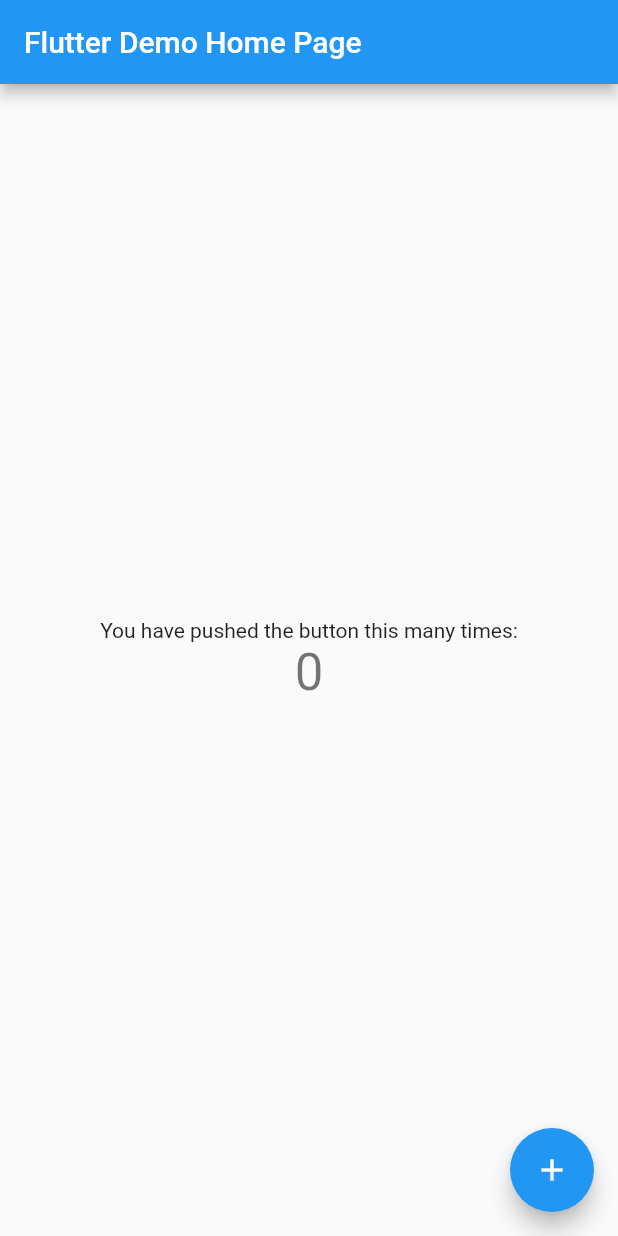
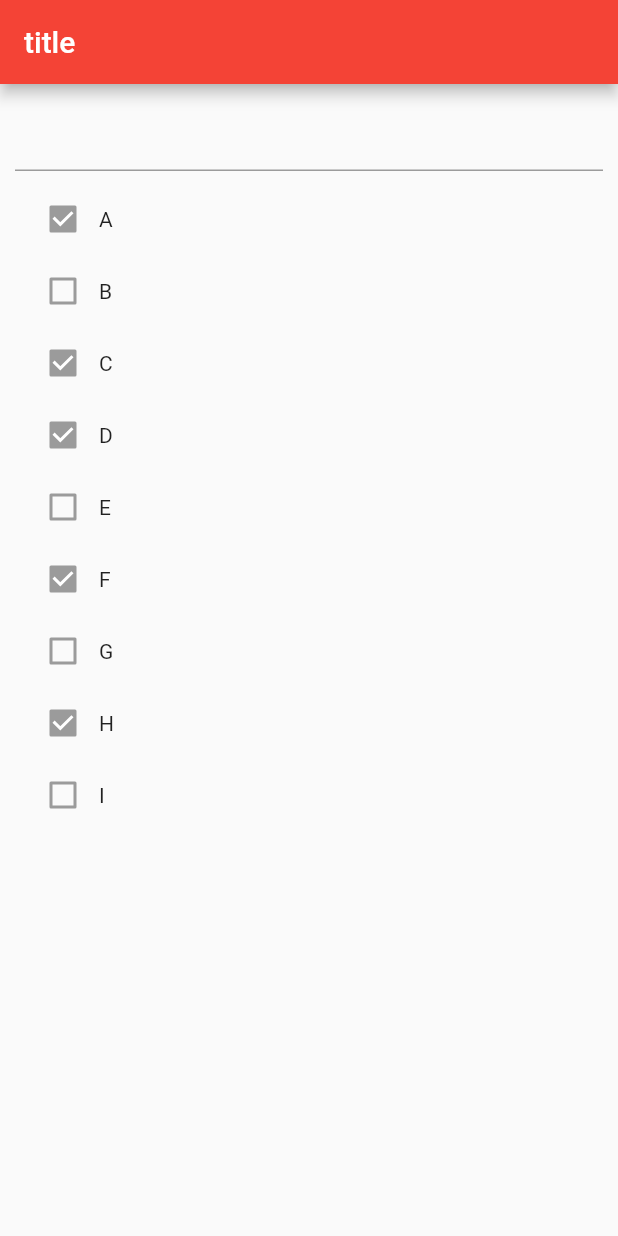
Before and after one commit to kaleidot725-flutter/statfeul-widget-todo, a Flutter app: the screen it shows after launch, on a phone screen of 412 x 824 dp. Run offline on Flutter 3.47's test engine with Material 2 defaults, Android fonts, the phone set to English and light mode, and no system bars.

Commit message:
Add ListView And TextField

```diff
--- a/todo/lib/main.dart
+++ b/todo/lib/main.dart
@@ -1,111 +1,14 @@
 import 'package:flutter/material.dart';
+import 'package:todo/todo_widget.dart';
 
 void main() => runApp(MyApp());
 
 class MyApp extends StatelessWidget {
-  // This widget is the root of your application.
   @override
   Widget build(BuildContext context) {
     return MaterialApp(
-      title: 'Flutter Demo',
-      theme: ThemeData(
-        // This is the theme of your application.
-        //
-        // Try running your application with "flutter run". You'll see the
-        // application has a blue toolbar. Then, without quitting the app, try
-        // changing the primarySwatch below to Colors.green and then invoke
-        // "hot reload" (press "r" in the console where you ran "flutter run",
-        // or simply save your changes to "hot reload" in a Flutter IDE).
-        // Notice that the counter didn't reset back to zero; the application
-        // is not restarted.
-        primarySwatch: Colors.blue,
-      ),
-      home: MyHomePage(title: 'Flutter Demo Home Page'),
+      theme: ThemeData(primarySwatch: Colors.red),
+      home: TodoPage(),
     );
   }
 }
-
-class MyHomePage extends StatefulWidget {
-  MyHomePage({Key key, this.title}) : super(key: key);
-
-  // This widget is the home page of your application. It is stateful, meaning
-  // that it has a State object (defined below) that contains fields that affect
-  // how it looks.
-
-  // This class is the configuration for the state. It holds the values (in this
-  // case the title) provided by the parent (in this case the App widget) and
-  // used by the build method of the State. Fields in a Widget subclass are
-  // always marked "final".
-
-  final String title;
-
-  @override
-  _MyHomePageState createState() => _MyHomePageState();
-}
-
-class _MyHomePageState extends State<MyHomePage> {
-  int _counter = 0;
-
-  void _incrementCounter() {
-    setState(() {
-      // This call to setState tells the Flutter framework that something has
-      // changed in this State, which causes it to rerun the build method below
-      // so that the display can reflect the updated values. If we changed
-      // _counter without calling setState(), then the build method would not be
-      // called again, and so nothing would appear to happen.
-      _counter++;
-    });
-  }
-
-  @override
-  Widget build(BuildContext context) {
-    // This method is rerun every time setState is called, for instance as done
-    // by the _incrementCounter method above.
-    //
-    // The Flutter framework has been optimized to make rerunning build methods
-    // fast, so that you can just rebuild anything that needs updating rather
-    // than having to individually change instances of widgets.
-    return Scaffold(
-      appBar: AppBar(
-        // Here we take the value from the MyHomePage object that was created by
-        // the App.build method, and use it to set our appbar title.
-        title: Text(widget.title),
-      ),
-      body: Center(
-        // Center is a layout widget. It takes a single child and positions it
-        // in the middle of the parent.
-        child: Column(
-          // Column is also a layout widget. It takes a list of children and
-          // arranges them vertically. By default, it sizes itself to fit its
-          // children horizontally, and tries to be as tall as its parent.
-          //
-          // Invoke "debug painting" (press "p" in the console, choose the
-          // "Toggle Debug Paint" action from the Flutter Inspector in Android
-          // Studio, or the "Toggle Debug Paint" command in Visual Studio Code)
-          // to see the wireframe for each widget.
-          //
-          // Column has various properties to control how it sizes itself and
-          // how it positions its children. Here we use mainAxisAlignment to
-          // center the children vertically; the main axis here is the vertical
-          // axis because Columns are vertical (the cross axis would be
-          // horizontal).
-          mainAxisAlignment: MainAxisAlignment.center,
-          children: <Widget>[
-            Text(
-              'You have pushed the button this many times:',
-            ),
-            Text(
-              '$_counter',
-              style: Theme.of(context).textTheme.display1,
-            ),
-          ],
-        ),
-      ),
-      floatingActionButton: FloatingActionButton(
-        onPressed: _incrementCounter,
-        tooltip: 'Increment',
-        child: Icon(Icons.add),
-      ), // This trailing comma makes auto-formatting nicer for build methods.
-    );
-  }
-}
--- /dev/null
+++ b/todo/lib/model/task.dart
@@ -0,0 +1,7 @@
+
+class Task {
+   bool checked;
+   String name;
+
+   Task(this.checked, this.name);
+}
--- /dev/null
+++ b/todo/lib/todo_widget.dart
@@ -0,0 +1,62 @@
+import 'package:flutter/material.dart';
+import 'package:todo/model/task.dart';
+
+class TodoPage extends StatefulWidget {
+  TodoPage({Key key, this.title}) : super(key: key);
+
+  final String title;
+
+  @override
+  _TodoPageState createState() => _TodoPageState();
+}
+
+class _TodoPageState extends State<TodoPage> {
+  final String title = "TODOS";
+  final List<Task> tasks = <Task>[
+    Task(true, "A"),
+    Task(false, "B"),
+    Task(true, "C"),
+    Task(true, "D"),
+    Task(false, "E"),
+    Task(true, "F"),
+    Task(false, "G"),
+    Task(true, "H"),
+    Task(false, "I"),
+  ];
+
+  @override
+  Widget build(BuildContext context) {
+    return Scaffold(
+      appBar: AppBar(title: Text("title")),
+      body: Container(
+        margin: EdgeInsets.fromLTRB(10, 10, 10, 10),
+          child: Column(
+            mainAxisAlignment: MainAxisAlignment.start,
+            children: <Widget>[
+              createTaskTextField(),
+              Expanded(child: createTaskListView())
+            ],
+          ),
+      ),
+    );
+  }
+
+  TextField createTaskTextField() {
+    return TextField();
+  }
+
+  ListView createTaskListView() {
+    return ListView.builder(
+        padding: const EdgeInsets.all(8),
+        itemCount: tasks.length,
+        itemBuilder: (BuildContext context, int index) {
+          return Container(
+              child: Row(children: <Widget>[
+                Checkbox(value: tasks[index].checked),
+                Text(tasks[index].name),
+              ])
+          );
+        }
+    );
+  }
+}
```
